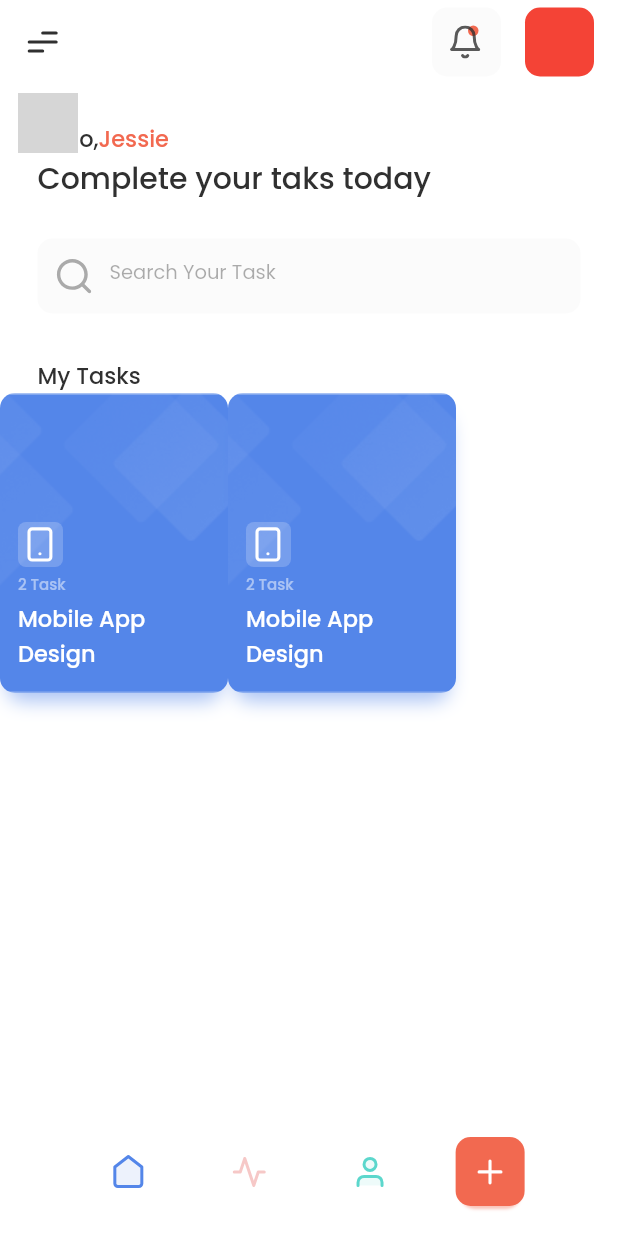
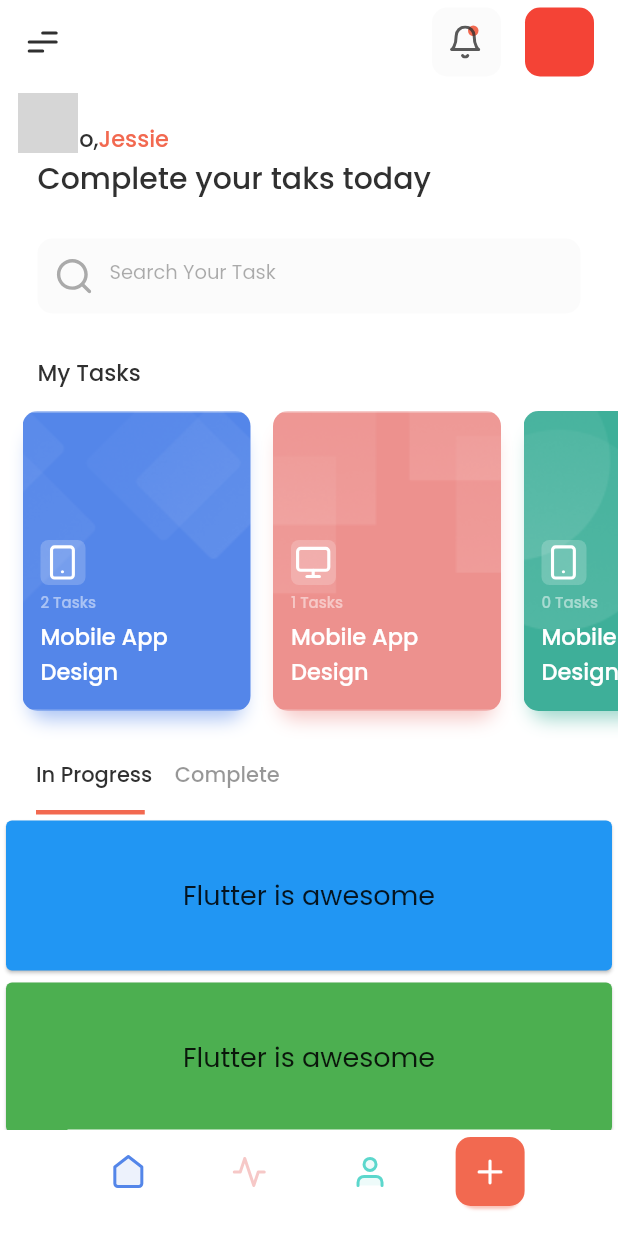
Before and after one commit to ifuncoding/tasky, a Flutter app: the screen it shows after launch, on a phone screen of 412 x 824 dp. Run offline on Flutter 3.47's test engine with Material 2 defaults, Android fonts, the phone set to English and light mode, and no system bars; our stand-ins replace flutter_svg, get; missing offline and left inert: dart:ffi; network calls fail; grey boxes are pictures that could not be loaded.

Commit message:
home - list task

```diff
--- a/lib/views/ui/home/home_screen.dart
+++ b/lib/views/ui/home/home_screen.dart
@@ -1,3 +1,5 @@
+import 'dart:ffi';
+
 import 'package:flutter/material.dart';
 import 'package:flutter_svg/flutter_svg.dart';
 import 'package:provider/provider.dart';
@@ -9,9 +11,11 @@ class HomeScreen extends StatelessWidget {
   @override
   Widget build(BuildContext context) {
     return Scaffold(
-      body: CustomScrollView(
-        slivers: [
+      body: NestedScrollView(
+        headerSliverBuilder: (context, value) {
+          return [
             SliverAppBar(
+              pinned: true,
               automaticallyImplyLeading: false,
               title: HomeAppBar(),
             ),
@@ -52,8 +56,79 @@ class HomeScreen extends StatelessWidget {
               ),
             ),
             SliverToBoxAdapter(
+              child: TaskGroupLists(),
+            ),
+            SliverToBoxAdapter(
+              child: DefaultTabController(
+                length: 2,
+                child: Column(
+                  children: [
+                    Container(
+                      padding: EdgeInsets.symmetric(horizontal: 24.0),
+                      alignment: Alignment.centerLeft,
+                      child: TabBar(
+                        tabs: [
+                          Container(
+                            child: Tab(
+                              text: 'In Progress',
+                            ),
+                            margin: EdgeInsets.only(right: 15.0),
+                          ),
+                          Tab(
+                            text: 'Complete',
+                          ),
+                        ],
+                        unselectedLabelColor:
+                            Palette.text_primary.withOpacity(0.5),
+                        indicatorColor: Palette.primary,
+                        indicatorWeight: 3.0,
+                        indicatorSize: TabBarIndicatorSize.label,
+                        labelColor: Palette.text_primary,
+                        indicatorPadding: EdgeInsets.only(right: 20.0),
+                        isScrollable: true,
+                        labelPadding: EdgeInsets.only(left: 0.0),
+                      ),
+                    ),
+                  ],
+                ),
+              ),
+            ),
+          ];
+        },
+        body: Container(
+          child: ListView.builder(
+            padding: EdgeInsets.all(0),
+            itemCount: 100,
+            itemBuilder: (BuildContext context, int index) {
+              return Card(
+                color: index % 2 == 0 ? Colors.blue : Colors.green,
                 child: Container(
-              padding: EdgeInsets.symmetric(vertical: 30.0),
+                  alignment: Alignment.center,
+                  width: double.infinity,
+                  height: 100.0,
+                  child: Text(
+                    'Flutter is awesome',
+                    style: TextStyle(fontSize: 18.0),
+                  ),
+                ),
+              );
+            },
+          ),
+        ),
+      ),
+    );
+  }
+}
+
+class TaskGroupLists extends StatelessWidget {
+  const TaskGroupLists({
+    Key key,
+  }) : super(key: key);
+
+  @override
+  Widget build(BuildContext context) {
+    return Container(
+      padding: EdgeInsets.only(top: 28.0),
       child: Column(
         crossAxisAlignment: CrossAxisAlignment.start,
         children: [
@@ -65,16 +140,36 @@ class HomeScreen extends StatelessWidget {
               fontWeight: FontWeight.w500,
             ),
           ),
-                  Row(
+          SizedBox(height: 14.0),
+          Container(
+            height: 220.0,
+            child: ListView(
+              scrollDirection: Axis.horizontal,
+              padding: EdgeInsets.only(right: 25.0, bottom: 20),
               children: [
-                      MyTaskItem(),
-                      MyTaskItem(),
-                    ],
+                SizedBox(width: 15.0),
+                MyTaskItem(
+                  title: 'Mobile App Design',
+                  taskColor: Palette.bg_item_1,
+                  taskLength: 2,
+                ),
+                SizedBox(width: 15.0),
+                MyTaskItem(
+                  title: 'Meeting With Team',
+                  taskBackground: 'assets/images/bg2.png',
+                  icon: 'assets/icons/monitor.svg',
+                  taskColor: Palette.bg_item_2,
+                  taskLength: 1,
+                ),
+                SizedBox(width: 15.0),
+                MyTaskItem(
+                  title: 'Meeting With Team',
+                  taskBackground: 'assets/images/bg3.png',
+                  taskColor: Palette.bg_item_3,
                 ),
               ],
             ),
           ),
-          )
         ],
       ),
     );
@@ -82,8 +177,19 @@ class HomeScreen extends StatelessWidget {
 }
 
 class MyTaskItem extends StatelessWidget {
+  final String title;
+  final Color taskColor;
+  final int taskLength;
+  final String icon;
+  final String taskBackground;
+
   const MyTaskItem({
     Key key,
+    @required this.title,
+    this.taskColor = Palette.primary,
+    this.taskLength = 0,
+    this.icon = 'assets/icons/smartphone.svg',
+    this.taskBackground = 'assets/images/bg1.png',
   }) : super(key: key);
 
   @override
@@ -91,11 +197,10 @@ class MyTaskItem extends StatelessWidget {
     return Container(
       width: 152.0,
       height: 200.0,
-      padding:
-          EdgeInsets.symmetric(horizontal: 12.0, vertical: 15.0),
+      padding: EdgeInsets.symmetric(horizontal: 12.0, vertical: 15.0),
       decoration: BoxDecoration(
         image: DecorationImage(
-          image: AssetImage('assets/images/bg1.png'),
+          image: AssetImage(taskBackground),
           fit: BoxFit.cover,
         ),
         borderRadius: BorderRadius.circular(10.0),
@@ -104,7 +209,7 @@ class MyTaskItem extends StatelessWidget {
             offset: Offset(0, 10),
             spreadRadius: -5.0,
             blurRadius: 10.0,
-            color: Palette.bg_item_1.withOpacity(0.5),
+            color: taskColor.withOpacity(0.5),
           ),
         ],
       ),
@@ -121,16 +226,17 @@ class MyTaskItem extends StatelessWidget {
             height: 30.0,
             padding: EdgeInsets.all(2.0),
             margin: EdgeInsets.symmetric(vertical: 4.0),
-            child:
-                SvgPicture.asset('assets/icons/smartphone.svg'),
+            child: SvgPicture.asset(icon),
           ),
           CustomText(
-            '2 Task',
+            taskLength.toString() + ' Tasks',
             color: Colors.white.withOpacity(0.5),
             fontSize: 10.0,
             fontWeight: FontWeight.w500,
           ),
-          SizedBox(height: 4.0,),
+          SizedBox(
+            height: 4.0,
+          ),
           CustomText(
             'Mobile App Design',
             fontWeight: FontWeight.w500,
```
Also changed, not shown: assets/images/bg2.png, assets/images/bg3.png. Lines whose indentation alone changed are shown as unchanged.
